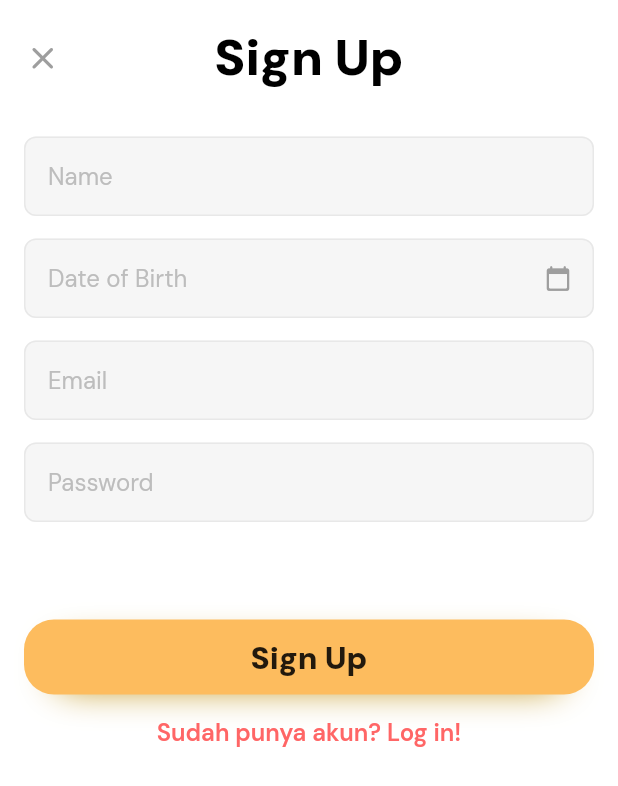
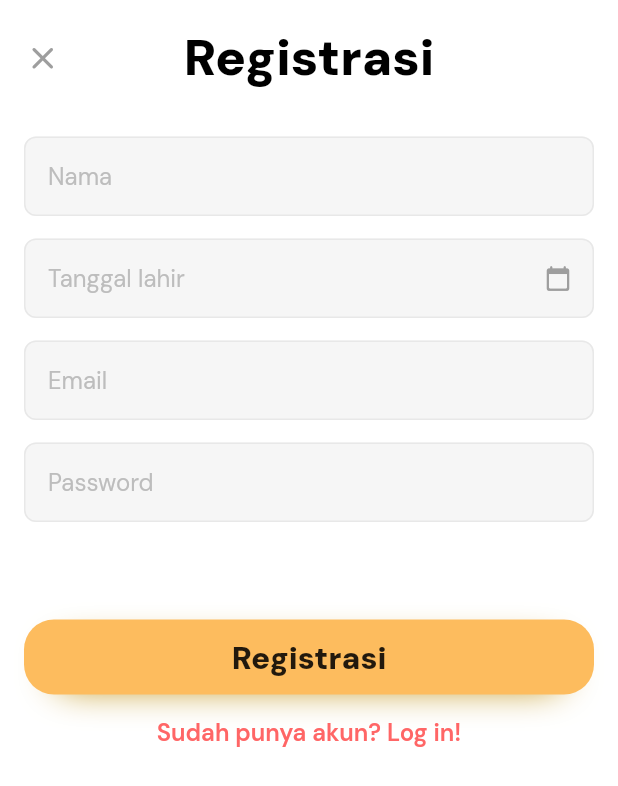
Before and after one commit to williamy101/eJavaPedia, a Flutter app: the SignupPage screen opened by its route, on a phone screen of 412 x 824 dp. Shown: the top 786 px of the screen. Run offline on Flutter 3.47's test engine with Material 2 defaults, Android fonts, the phone set to English and light mode, and no system bars; our stand-ins replace geolocator, get, google_fonts, google_maps_flutter, shared_preferences, youtube_player_flutter; missing offline and left inert: google_maps_webservice; accounts and stored records are empty; network calls fail.

Commit message:
Commit 2

```diff
--- a/lib/pages/categories/maps_page.dart
+++ b/lib/pages/categories/maps_page.dart
@@ -211,7 +211,7 @@ class _MapsPageState extends State<MapsPage> {
                                         ),
                                       if (result.rating == null)
                                         const Text(
-                                          'No ratings yet',
+                                          'Belum ada rating',
                                           style: TextStyle(
                                             color: Colors.grey,
                                             fontWeight: FontWeight.w500,
@@ -241,7 +241,7 @@ class _MapsPageState extends State<MapsPage> {
                 ),
                 actions: [
                   TextButton(
-                    child: const Text('Bookmark'),
+                    child: const Text('Favorit'),
                     onPressed: () {
                       _addBookmark(result);
                     },
@@ -375,7 +375,7 @@ class _MapsPageState extends State<MapsPage> {
                     controller: _searchController,
                     onChanged: searchPlaces,
                     decoration: InputDecoration(
-                      hintText: 'Search places...',
+                      hintText: 'Cari tempat...',
                       contentPadding: const EdgeInsets.symmetric(
                         horizontal: 16,
                         vertical: 16,
--- a/lib/pages/categories/prediction_tile.dart
+++ b/lib/pages/categories/prediction_tile.dart
@@ -61,7 +61,7 @@ class PredictionTile extends StatelessWidget {
             color: Colors.grey,
             child: const Center(
               child: Text(
-                'No image available',
+                'Belum ada gambar',
                 style: TextStyle(
                   color: Colors.white,
                   fontWeight: FontWeight.bold,
@@ -109,7 +109,7 @@ class PredictionTile extends StatelessWidget {
               );
             } else {
               return const Text(
-                'No ratings yet',
+                'Belum ada rating',
                 style: TextStyle(
                   color: Colors.grey,
                   fontWeight: FontWeight.w500,
--- a/lib/pages/main/bookmark_page.dart
+++ b/lib/pages/main/bookmark_page.dart
@@ -236,7 +236,7 @@ class _BookmarkPageState extends State<BookmarkPage> {
                       child: Align(
                         alignment: Alignment.center,
                         child: Text(
-                          'Bookmarks',
+                          'Favorit',
                           style:
                               Theme.of(context).textTheme.headline4!.copyWith(
                                     color: Colors.black,
--- a/lib/pages/main/main_page.dart
+++ b/lib/pages/main/main_page.dart
@@ -11,9 +11,9 @@ class MainPage extends StatelessWidget {
   MainPage({Key? key}) : super(key: key);
   final cMain = Get.put(CMain());
   final List<Map> listNav = [
-    {'icon': AppAssets.iconHome, 'label': 'Home'},
-    {'icon': AppAssets.iconBookmark, 'label': 'Bookmark'},
-    {'icon': AppAssets.iconProfile, 'label': 'Profile'},
+    {'icon': AppAssets.iconHome, 'label': 'Beranda'},
+    {'icon': AppAssets.iconBookmark, 'label': 'Favorit'},
+    {'icon': AppAssets.iconProfile, 'label': 'Profil'},
   ];
 
   @override
--- a/lib/pages/user/login_page.dart
+++ b/lib/pages/user/login_page.dart
@@ -146,11 +146,11 @@ class _LoginPageState extends State<LoginPage> {
                       TextFormField(
                         validator: (value) {
                           if (value == null || value.isEmpty) {
-                            return "Email must be filled!";
+                            return "Email harus diisi!";
                           }
                           if (!RegExp('^[a-zA-Z0-9+_.-]+@[a-zA-Z0-9.-]+.[a-z]')
                               .hasMatch(value)) {
-                            return 'Email Invalid';
+                            return 'Email tidak valid';
                           }
                           return null;
                         },
@@ -194,7 +194,7 @@ class _LoginPageState extends State<LoginPage> {
                         decoration: InputDecoration(
                           suffix: GestureDetector(
                             onTap: _togglePassword,
-                            child: const Text('Show',
+                            child: const Text('Lihat',
                                 style: TextStyle(
                                   color: Colors.grey,
                                   fontWeight: FontWeight.w600,
--- a/lib/pages/user/signup_page.dart
+++ b/lib/pages/user/signup_page.dart
@@ -81,7 +81,7 @@ class _SignupPageState extends State<SignupPage> {
                           Align(
                             alignment: Alignment.center,
                             child: Text(
-                              'Sign Up',
+                              'Registrasi',
                               style: Theme.of(context)
                                   .textTheme
                                   .headline4!
@@ -103,7 +103,7 @@ class _SignupPageState extends State<SignupPage> {
                             fillColor: AppColors.formColor,
                             contentPadding: const EdgeInsets.symmetric(
                                 horizontal: 16, vertical: 16),
-                            hintText: 'Name',
+                            hintText: 'Nama',
                             hintStyle: const TextStyle(
                               fontSize: 16,
                               color: AppColors.formHint,
@@ -121,7 +121,7 @@ class _SignupPageState extends State<SignupPage> {
                           ),
                           validator: (value) {
                             if (value == null || value.isEmpty) {
-                              return "Name must be filled!";
+                              return "Nama harus diisi!";
                             }
                             return null;
                           }),
@@ -138,7 +138,7 @@ class _SignupPageState extends State<SignupPage> {
                           fillColor: AppColors.formColor,
                           contentPadding: const EdgeInsets.symmetric(
                               horizontal: 16, vertical: 16),
-                          hintText: 'Date of Birth',
+                          hintText: 'Tanggal lahir',
                           hintStyle: const TextStyle(
                             fontSize: 16,
                             color: AppColors.formHint,
@@ -170,7 +170,7 @@ class _SignupPageState extends State<SignupPage> {
                         },
                         validator: (value) {
                           if (value == null || value.isEmpty) {
-                            return "Date of birth field must be filled!";
+                            return "Tanggal lahir harus diisi!";
                           }
                           return null;
                         },
@@ -179,11 +179,11 @@ class _SignupPageState extends State<SignupPage> {
                       TextFormField(
                         validator: (value) {
                           if (value == null || value.isEmpty) {
-                            return "Email must be filled!";
+                            return "Email harus diisi!";
                           }
                           if (!RegExp('^[a-zA-Z0-9+_.-]+@[a-zA-Z0-9.-]+.[a-z]')
                               .hasMatch(value)) {
-                            return 'Email Invalid';
+                            return 'Email tidak valid';
                           }
                           return null;
                         },
@@ -218,7 +218,7 @@ class _SignupPageState extends State<SignupPage> {
                         decoration: InputDecoration(
                           suffix: GestureDetector(
                             onTap: _togglePassword,
-                            child: const Text('Show',
+                            child: const Text('Lihat',
                                 style: TextStyle(
                                   color: Colors.grey,
                                   fontWeight: FontWeight.w600,
@@ -257,7 +257,7 @@ class _SignupPageState extends State<SignupPage> {
                       ),
                       const SizedBox(height: 65),
                       ButtonCustom(
-                        label: 'Sign Up',
+                        label: 'Registrasi',
                         isExpand: true,
                         onTap: () {
                           if (_formkey.currentState!.validate()) {
```
Also changed, not shown: lib/pages/categories/details_page.dart (+5 -5 lines).
